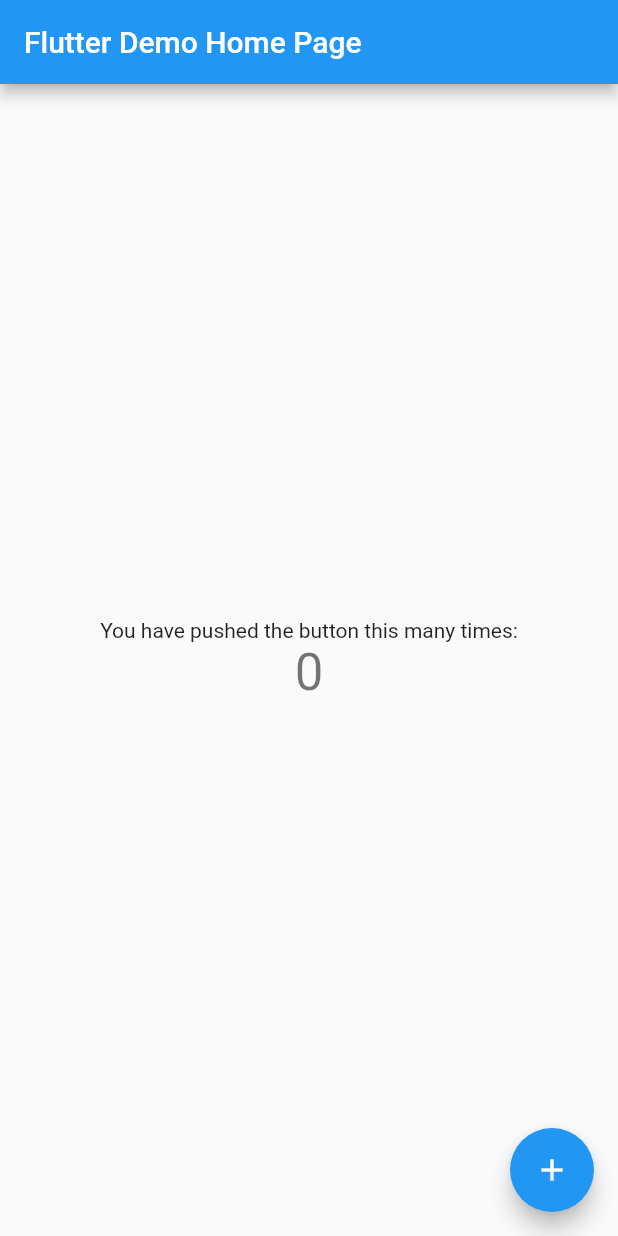
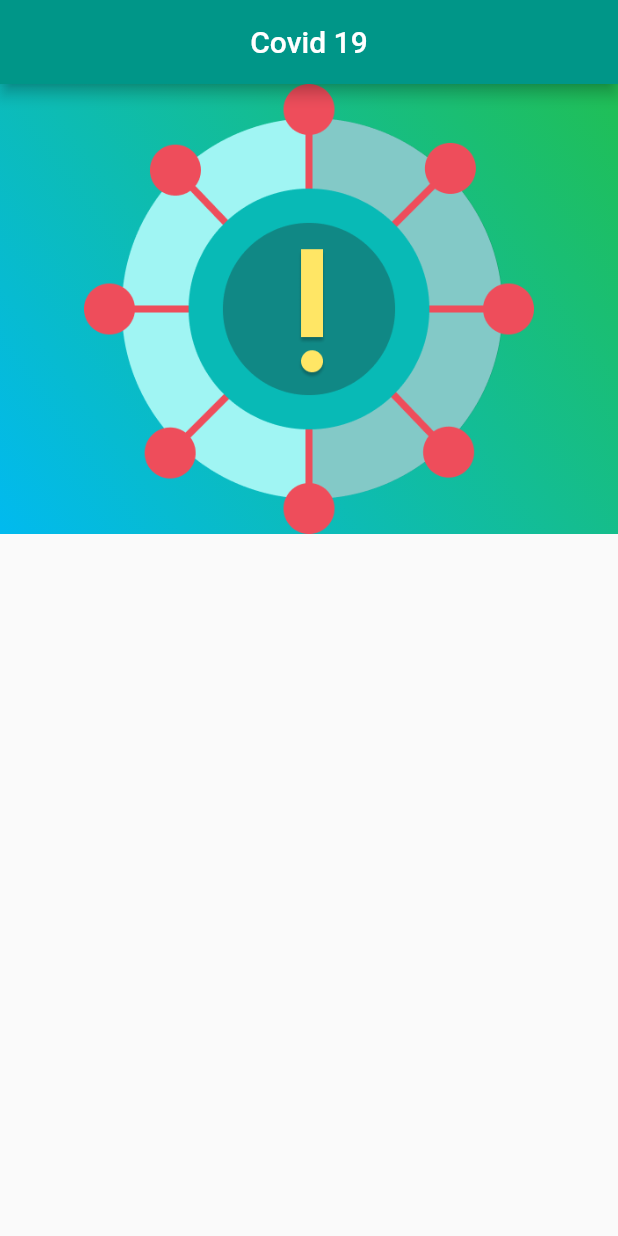
Before and after one commit to FahimMuntashir/Covid19-FlutterUI, a Flutter app: the screen it shows after launch, on a phone screen of 412 x 824 dp. Run offline on Flutter 3.47's test engine with Material 2 defaults, Android fonts, the phone set to English and light mode, and no system bars.

Commit message:
logo and color

```diff
--- a/lib/main.dart
+++ b/lib/main.dart
@@ -1,111 +1,51 @@
 import 'package:flutter/material.dart';
 
-void main() => runApp(MyApp());
+void main() => runApp(CovidUI());
 
-class MyApp extends StatelessWidget {
-  // This widget is the root of your application.
+class CovidUI extends StatelessWidget {
   @override
   Widget build(BuildContext context) {
     return MaterialApp(
-      title: 'Flutter Demo',
-      theme: ThemeData(
-        // This is the theme of your application.
-        //
-        // Try running your application with "flutter run". You'll see the
-        // application has a blue toolbar. Then, without quitting the app, try
-        // changing the primarySwatch below to Colors.green and then invoke
-        // "hot reload" (press "r" in the console where you ran "flutter run",
-        // or simply save your changes to "hot reload" in a Flutter IDE).
-        // Notice that the counter didn't reset back to zero; the application
-        // is not restarted.
-        primarySwatch: Colors.blue,
+      home: UserPage(),
+      theme: ThemeData().copyWith(
+        primaryColor: Colors.teal,
       ),
-      home: MyHomePage(title: 'Flutter Demo Home Page'),
     );
   }
 }
 
-class MyHomePage extends StatefulWidget {
-  MyHomePage({Key key, this.title}) : super(key: key);
-
-  // This widget is the home page of your application. It is stateful, meaning
-  // that it has a State object (defined below) that contains fields that affect
-  // how it looks.
-
-  // This class is the configuration for the state. It holds the values (in this
-  // case the title) provided by the parent (in this case the App widget) and
-  // used by the build method of the State. Fields in a Widget subclass are
-  // always marked "final".
-
-  final String title;
-
-  @override
-  _MyHomePageState createState() => _MyHomePageState();
-}
-
-class _MyHomePageState extends State<MyHomePage> {
-  int _counter = 0;
-
-  void _incrementCounter() {
-    setState(() {
-      // This call to setState tells the Flutter framework that something has
-      // changed in this State, which causes it to rerun the build method below
-      // so that the display can reflect the updated values. If we changed
-      // _counter without calling setState(), then the build method would not be
-      // called again, and so nothing would appear to happen.
-      _counter++;
-    });
-  }
-
+class UserPage extends StatelessWidget {
   @override
   Widget build(BuildContext context) {
-    // This method is rerun every time setState is called, for instance as done
-    // by the _incrementCounter method above.
-    //
-    // The Flutter framework has been optimized to make rerunning build methods
-    // fast, so that you can just rebuild anything that needs updating rather
-    // than having to individually change instances of widgets.
     return Scaffold(
       appBar: AppBar(
-        // Here we take the value from the MyHomePage object that was created by
-        // the App.build method, and use it to set our appbar title.
-        title: Text(widget.title),
-      ),
-      body: Center(
-        // Center is a layout widget. It takes a single child and positions it
-        // in the middle of the parent.
-        child: Column(
-          // Column is also a layout widget. It takes a list of children and
-          // arranges them vertically. By default, it sizes itself to fit its
-          // children horizontally, and tries to be as tall as its parent.
-          //
-          // Invoke "debug painting" (press "p" in the console, choose the
-          // "Toggle Debug Paint" action from the Flutter Inspector in Android
-          // Studio, or the "Toggle Debug Paint" command in Visual Studio Code)
-          // to see the wireframe for each widget.
-          //
-          // Column has various properties to control how it sizes itself and
-          // how it positions its children. Here we use mainAxisAlignment to
-          // center the children vertically; the main axis here is the vertical
-          // axis because Columns are vertical (the cross axis would be
-          // horizontal).
-          mainAxisAlignment: MainAxisAlignment.center,
-          children: <Widget>[
-            Text(
-              'You have pushed the button this many times:',
-            ),
-            Text(
-              '$_counter',
-              style: Theme.of(context).textTheme.display1,
-            ),
-          ],
+        title: Center(
+          child: Text(
+            'Covid 19',
+            style: TextStyle(),
+          ),
         ),
       ),
-      floatingActionButton: FloatingActionButton(
-        onPressed: _incrementCounter,
-        tooltip: 'Increment',
-        child: Icon(Icons.add),
-      ), // This trailing comma makes auto-formatting nicer for build methods.
+      body: Container(
+        padding: EdgeInsets.only(left: 40, top: 50, right: 20),
+        height: 300,
+        width: double.infinity,
+        decoration: BoxDecoration(
+          gradient: LinearGradient(
+            begin: Alignment.topRight,
+            end: Alignment.bottomLeft,
+            colors: [
+              Color(0xFF20BF55),
+              Color(0xFF01BAEF),
+            ],
+          ),
+          image: DecorationImage(
+
+            image: AssetImage("images/logo.png"),
+
+          ),
+        ),
+      ),
     );
   }
 }
--- a/pubspec.yaml
+++ b/pubspec.yaml
@@ -41,9 +41,9 @@ flutter:
   uses-material-design: true
 
   # To add assets to your application, add an assets section, like this:
-  # assets:
-  #  - images/a_dot_burr.jpeg
-  #  - images/a_dot_ham.jpeg
+  assets:
+   - images/logo.png
+
 
   # An image asset can refer to one or more resolution-specific "variants", see
   # https://flutter.dev/assets-and-images/#resolution-aware.
```
Also changed, not shown: images/logo.png (added), 1 other file.
